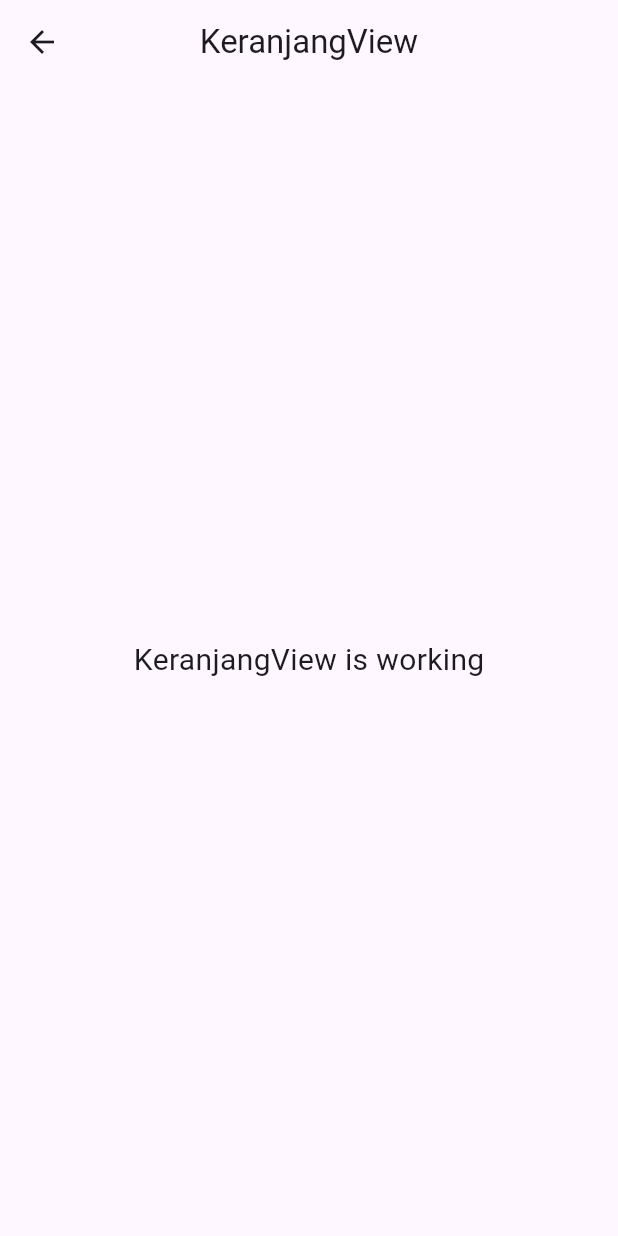
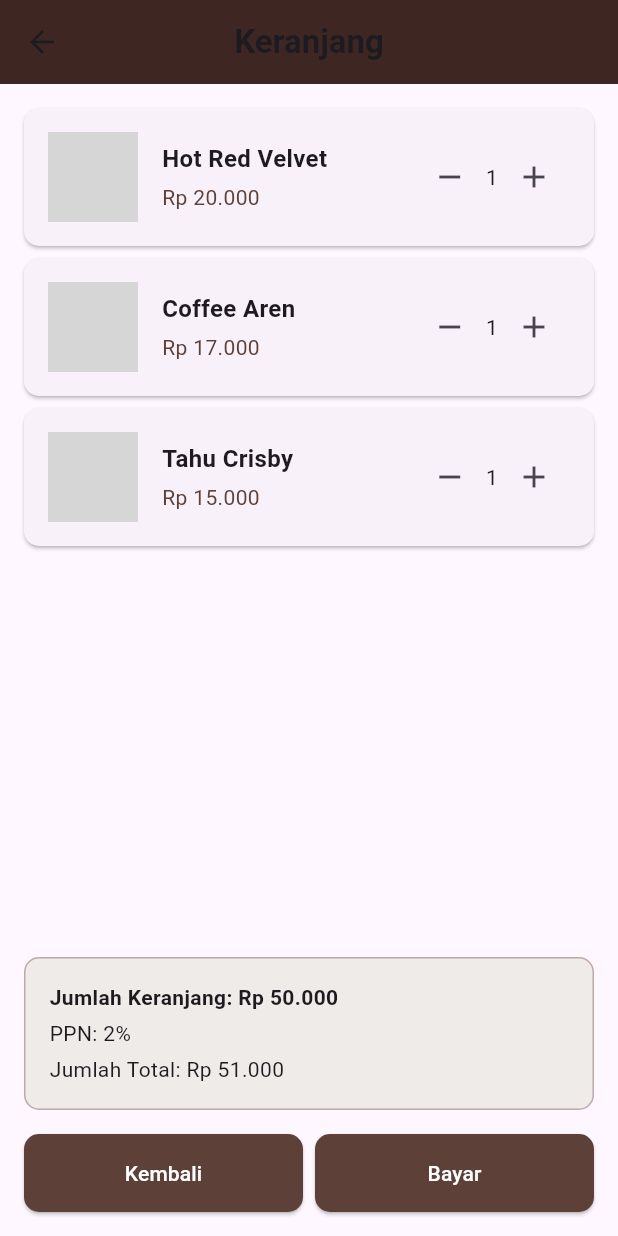
Before and after one commit to nasnaswa/kel2-bestari, a Flutter app: the KeranjangView screen opened directly, on a phone screen of 412 x 824 dp. Run offline on Flutter 3.47's test engine with Material 3 defaults, Android fonts, the phone set to English and light mode, and no system bars; our stand-ins replace get; network calls fail; grey boxes are pictures that could not be loaded.

Commit message:
tampilan keranjang.view

```diff
--- a/lib/app/modules/keranjang/views/keranjang_view.dart
+++ b/lib/app/modules/keranjang/views/keranjang_view.dart
@@ -1,7 +1,5 @@
 import 'package:flutter/material.dart';
-
 import 'package:get/get.dart';
-
 import '../controllers/keranjang_controller.dart';
 
 class KeranjangView extends GetView<KeranjangController> {
@@ -10,15 +8,189 @@ class KeranjangView extends GetView<KeranjangController> {
   Widget build(BuildContext context) {
     return Scaffold(
       appBar: AppBar(
-        title: const Text('KeranjangView'),
+        backgroundColor: const Color(0xFF3e2723), // Warna coklat tua
+        title: const Text(
+          "Keranjang",
+          style: TextStyle(fontWeight: FontWeight.bold),
+        ),
         centerTitle: true,
       ),
-      body: const Center(
-        child: Text(
-          'KeranjangView is working',
-          style: TextStyle(fontSize: 20),
+      body: Padding(
+        padding: const EdgeInsets.all(16.0),
+        child: Column(
+          children: [
+            // Daftar item di keranjang
+            Expanded(
+              child: ListView(
+                children: [
+                  KeranjangItem(
+                    title: "Hot Red Velvet",
+                    price: "Rp 20.000",
+                    quantity: 1,
+                  ),
+                  KeranjangItem(
+                    title: "Coffee Aren",
+                    price: "Rp 17.000",
+                    quantity: 1,
+                  ),
+                  KeranjangItem(
+                    title: "Tahu Crisby",
+                    price: "Rp 15.000",
+                    quantity: 1,
+                  ),
+                ],
+              ),
+            ),
+            const SizedBox(height: 16),
+            // Informasi total harga
+            Container(
+              padding: const EdgeInsets.all(16.0),
+              decoration: BoxDecoration(
+                color: Colors.brown[50],
+                borderRadius: BorderRadius.circular(10),
+                border: Border.all(color: Colors.brown.shade200),
+              ),
+              child: Column(
+                crossAxisAlignment: CrossAxisAlignment.stretch,
+                children: const [
+                  Text(
+                    "Jumlah Keranjang: Rp 50.000",
+                    style: TextStyle(fontWeight: FontWeight.bold),
+                  ),
+                  SizedBox(height: 4),
+                  Text("PPN: 2%"),
+                  SizedBox(height: 4),
+                  Text("Jumlah Total: Rp 51.000"),
+                ],
+              ),
+            ),
+            const SizedBox(height: 16),
+            // Tombol aksi
+            Row(
+              children: [
+                Expanded(
+                  child: ElevatedButton(
+                    onPressed: () {
+                      // Logika tombol kembali
+                      Get.back();
+                    },
+                    style: ElevatedButton.styleFrom(
+                      backgroundColor:
+                          Colors.brown[700], // Warna latar belakang
+                      padding: const EdgeInsets.symmetric(vertical: 16),
+                      shape: RoundedRectangleBorder(
+                        borderRadius: BorderRadius.circular(10),
+                      ),
+                    ),
+                    child: const Text(
+                      "Kembali",
+                      style: TextStyle(color: Colors.white),
+                    ),
+                  ),
+                ),
+                const SizedBox(width: 8),
+                Expanded(
+                  child: ElevatedButton(
+                    onPressed: () {
+                      // Logika tombol bayar
+                    },
+                    style: ElevatedButton.styleFrom(
+                      backgroundColor:
+                          Colors.brown[700], // Warna latar belakang
+                      padding: const EdgeInsets.symmetric(vertical: 16),
+                      shape: RoundedRectangleBorder(
+                        borderRadius: BorderRadius.circular(10),
+                      ),
+                    ),
+                    child: const Text(
+                      "Bayar",
+                      style: TextStyle(color: Colors.white),
+                    ),
+                  ),
+                ),
+              ],
+            ),
+          ],
         ),
       ),
     );
   }
 }
+
+// Widget untuk item keranjang
+class KeranjangItem extends StatelessWidget {
+  final String title;
+  final String price;
+  final int quantity;
+
+  const KeranjangItem({
+    super.key,
+    required this.title,
+    required this.price,
+    required this.quantity,
+  });
+
+  @override
+  Widget build(BuildContext context) {
+    return Card(
+      shape: RoundedRectangleBorder(borderRadius: BorderRadius.circular(10)),
+      margin: const EdgeInsets.only(bottom: 8.0),
+      child: Padding(
+        padding: const EdgeInsets.all(16.0),
+        child: Row(
+          children: [
+            // Gambar produk
+            ClipRRect(
+              borderRadius: BorderRadius.circular(8.0),
+              child: Image.network(
+                "https://via.placeholder.com/100", // Ganti dengan URL gambar
+                width: 60,
+                height: 60,
+                fit: BoxFit.cover,
+              ),
+            ),
+            const SizedBox(width: 16),
+            // Detail produk
+            Expanded(
+              child: Column(
+                crossAxisAlignment: CrossAxisAlignment.start,
+                children: [
+                  Text(
+                    title,
+                    style: const TextStyle(
+                      fontWeight: FontWeight.bold,
+                      fontSize: 16,
+                    ),
+                  ),
+                  const SizedBox(height: 4),
+                  Text(
+                    price,
+                    style: TextStyle(color: Colors.brown[700]),
+                  ),
+                ],
+              ),
+            ),
+            // Tombol kuantitas
+            Row(
+              children: [
+                IconButton(
+                  onPressed: () {
+                    // Logika pengurangan jumlah
+                  },
+                  icon: const Icon(Icons.remove),
+                ),
+                Text(quantity.toString()),
+                IconButton(
+                  onPressed: () {
+                    // Logika penambahan jumlah
+                  },
+                  icon: const Icon(Icons.add),
+                ),
+              ],
+            ),
+          ],
+        ),
+      ),
+    );
+  }
+}
```
